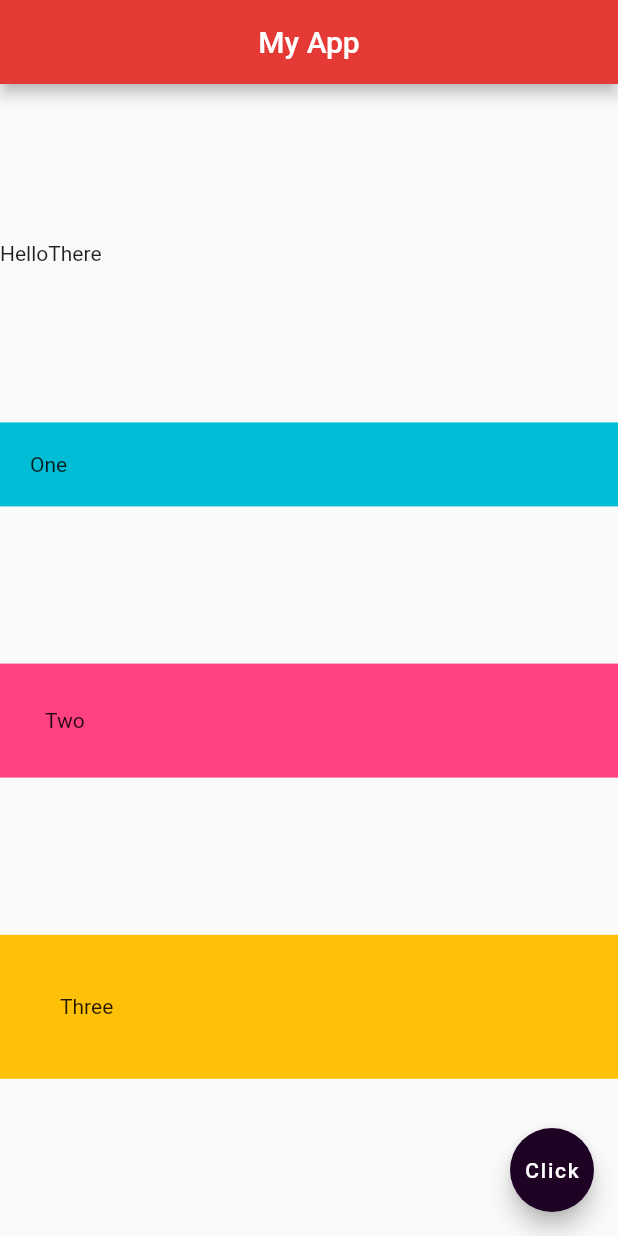
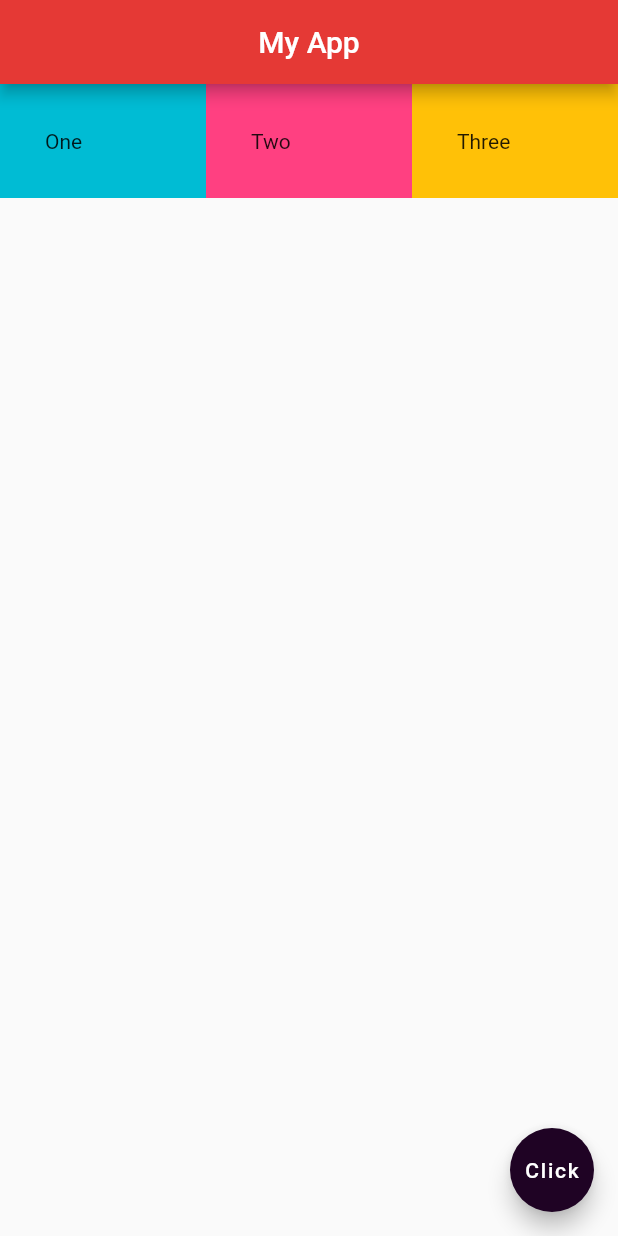
Before and after one commit to ArthurNamutilu/hello_app, a Flutter app: the screen it shows after launch, on a phone screen of 412 x 824 dp. Run offline on Flutter 3.47's test engine with Material 2 defaults, Android fonts, the phone set to English and light mode, and no system bars.

Commit message:
expanded widgets

```diff
--- a/lib/main.dart
+++ b/lib/main.dart
@@ -12,30 +12,29 @@ class Home extends StatelessWidget {
         centerTitle: true,
         backgroundColor: Colors.red[600],
       ),
-      body: Column(
-        mainAxisAlignment: MainAxisAlignment.spaceEvenly,
-        crossAxisAlignment: CrossAxisAlignment.stretch,
+      body: Row(
         children: [
-          Row(
-            children: [
-              Text('Hello'),
-              Text('There')],
-          ),
-          Container(
-            padding: EdgeInsets.all(20.0),
+          Expanded(
+            child: Container(
+              padding: EdgeInsets.all(30.0),
               color: Colors.cyan,
               child: Text('One'),
             ),
-          Container(
+          ),
+          Expanded(
+            child: Container(
               padding: EdgeInsets.all(30.0),
               color: Colors.pinkAccent,
               child: Text('Two'),
             ),
-          Container(
-            padding: EdgeInsets.all(40.0),
+          ),
+          Expanded(
+            child: Container(
+              padding: EdgeInsets.all(30.0),
               color: Colors.amber,
               child: Text('Three'),
             ),
+          )
         ],
       ),
       floatingActionButton: FloatingActionButton(
```
Lines whose indentation alone changed are shown as unchanged.
